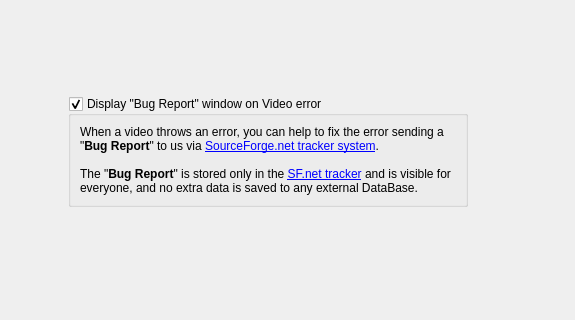
Before: the Qt Designer form ui/options.ui in xVST/xVideoServiceThief, drawn with Qt 5; both pictures show x 206 to 781 and y 90 to 410 of the 781 by 510 pixel window.
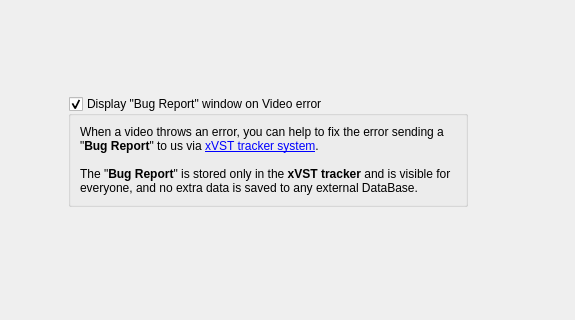
After: the same form once the commit is applied. The open tabs and pages were chosen to show the change. Icons and pictures are not drawn.

Commit message: Updatet the bug tracker information message

Patch:
```diff
--- a/ui/options.ui
+++ b/ui/options.ui
@@ -2007,7 +2007,7 @@
           <item row="0" column="0">
            <widget class="QLabel" name="lblErrorReportInfo">
             <property name="text">
-             <string>When a video throws an error, you can help to fix the error sending a &quot;&lt;b&gt;Bug Report&lt;/b&gt;&quot; to us via &lt;a href=&quot;http://sourceforge.net/tracker/?group_id=205061&amp;atid=1037803&quot;&gt;SourceForge.net tracker system&lt;/a&gt;.&lt;br&gt;&lt;br&gt;The &quot;&lt;b&gt;Bug Report&lt;/b&gt;&quot; is stored only in the &lt;a href=&quot;http://sourceforge.net/tracker/?group_id=205061&quot;&gt;SF.net tracker&lt;/a&gt; and is visible for everyone, and no extra data is saved to any external DataBase.</string>
+             <string>When a video throws an error, you can help to fix the error sending a &quot;&lt;b&gt;Bug Report&lt;/b&gt;&quot; to us via &lt;a href=&quot;http://xviservicethief.sourceforge.net/tracker/&quot;&gt;xVST tracker system&lt;/a&gt;.&lt;br&gt;&lt;br&gt;The &quot;&lt;b&gt;Bug Report&lt;/b&gt;&quot; is stored only in the &lt;b&gt;xVST  tracker&lt;/b&gt; and is visible for everyone, and no extra data is saved to any external DataBase.</string>
             </property>
             <property name="wordWrap">
              <bool>true</bool>
```
Left out of the diff: 2 changed lines with no effect on the pictures.
